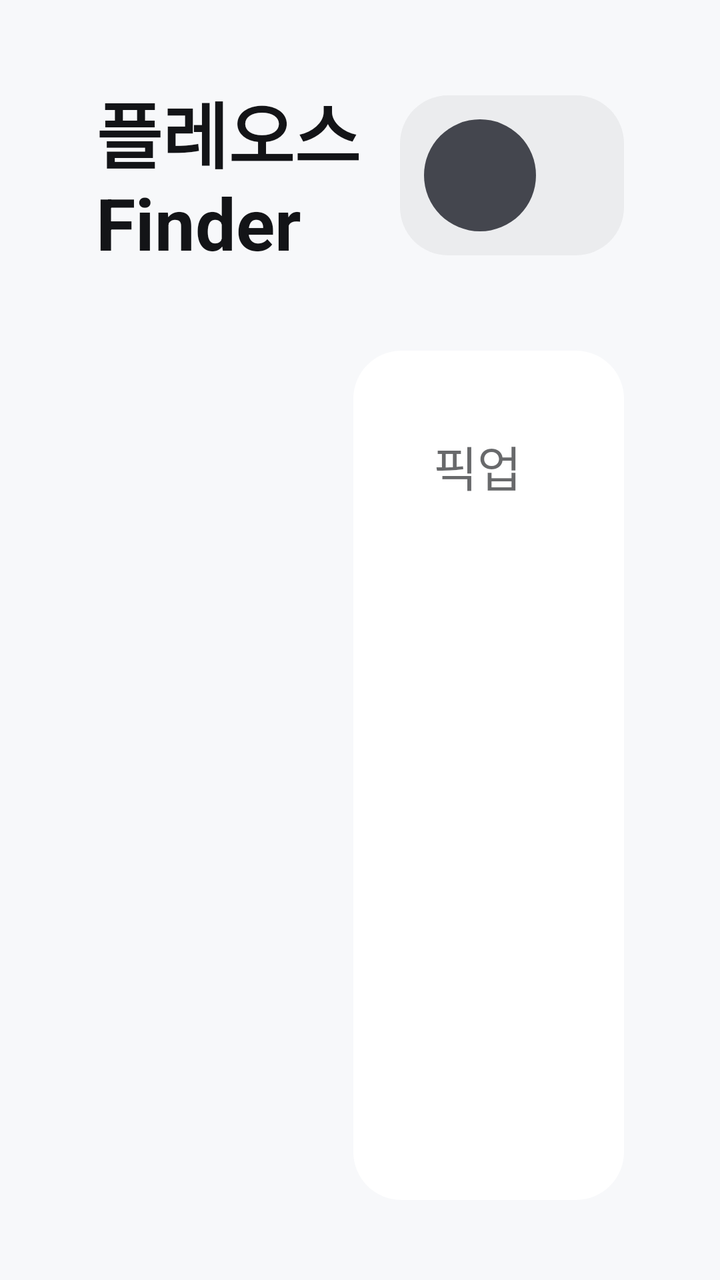
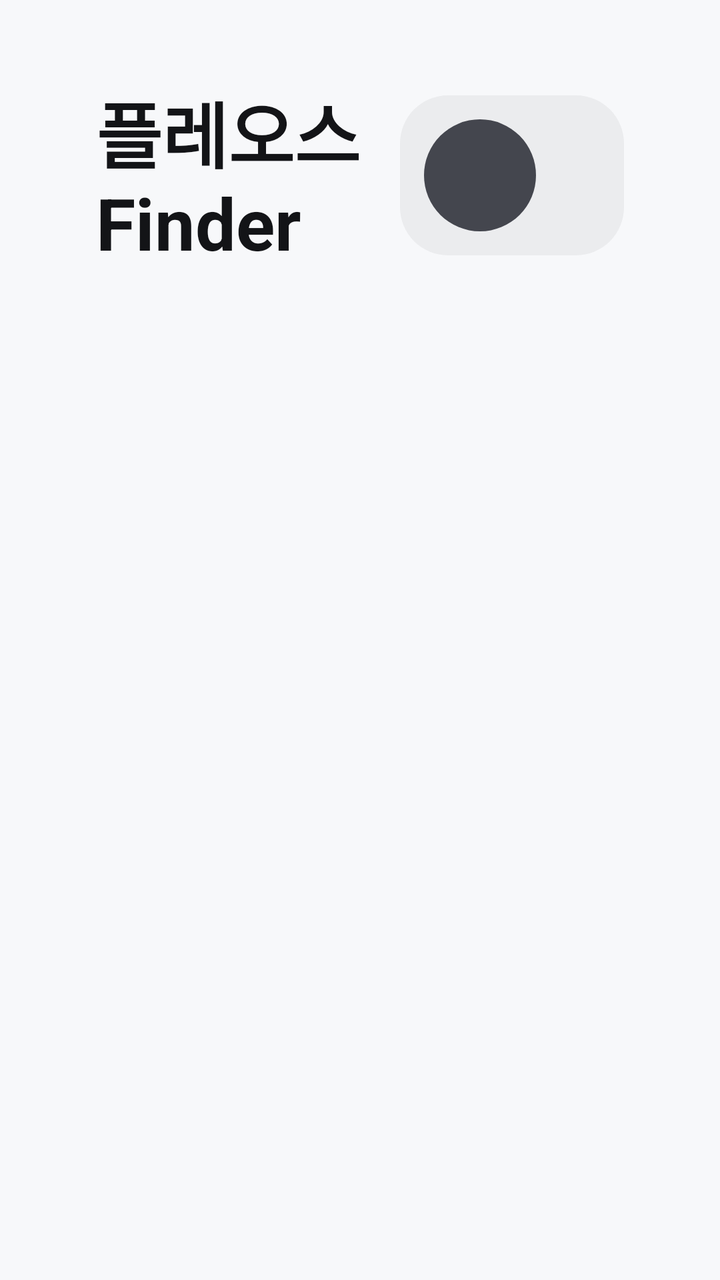

An Android layout rendered at two revisions. The XML below is the earlier revision; the diff shows what the commit changed to produce the second picture.
<!-- AndroidManifest.xml: application theme Theme.PleosFinder -->
<!-- res/layout/activity_main.xml -->
<?xml version="1.0" encoding="utf-8"?>
<FrameLayout xmlns:android="http://schemas.android.com/apk/res/android"
    xmlns:app="http://schemas.android.com/apk/res-auto"
    android:layout_width="match_parent"
    android:layout_height="match_parent"
    android:background="@color/pleos_background_primary">

    <LinearLayout
        android:layout_width="match_parent"
        android:layout_height="match_parent"
        android:orientation="vertical"
        android:paddingStart="48dp"
        android:paddingTop="40dp"
        android:paddingEnd="48dp"
        android:paddingBottom="40dp">

        <LinearLayout
            android:layout_width="match_parent"
            android:layout_height="wrap_content"
            android:gravity="center_vertical"
            android:orientation="horizontal">

            <TextView
                android:layout_width="0dp"
                android:layout_height="wrap_content"
                android:layout_weight="1"
                android:text="@string/app_title"
                android:textAppearance="@style/TextAppearance.Pleos.Title" />

            
            <LinearLayout
                android:id="@+id/profileChip"
                android:layout_width="wrap_content"
                android:layout_height="80dp"
                android:background="@drawable/pleos_bg_button_basic"
                android:gravity="center_vertical"
                android:orientation="horizontal"
                android:paddingStart="12dp"
                android:paddingEnd="28dp"
                android:stateListAnimator="@animator/pleos_press_scale">

                <TextView
                    android:id="@+id/profileAvatar"
                    android:layout_width="56dp"
                    android:layout_height="56dp"
                    android:background="@drawable/pleos_bg_avatar"
                    android:backgroundTint="@color/pleos_button_filled_enabled"
                    android:gravity="center"
                    android:textAppearance="@style/TextAppearance.Pleos.Label"
                    android:textColor="@color/pleos_text_on_filled"
                    android:textStyle="bold" />

                <TextView
                    android:id="@+id/profileName"
                    android:layout_width="wrap_content"
                    android:layout_height="wrap_content"
                    android:layout_marginStart="16dp"
                    android:textAppearance="@style/TextAppearance.Pleos.Label"
                    android:textColor="@color/pleos_text_primary" />
            </LinearLayout>
        </LinearLayout>

        <LinearLayout
            android:layout_width="match_parent"
            android:layout_height="0dp"
            android:layout_marginTop="8dp"
            android:layout_weight="1"
            android:orientation="horizontal">

            
            <ScrollView
                android:layout_width="0dp"
                android:layout_height="match_parent"
                android:layout_weight="5"
                android:scrollbars="none">

                <LinearLayout
                    android:id="@+id/listContainer"
                    android:layout_width="match_parent"
                    android:layout_height="wrap_content"
                    android:orientation="vertical" />
            </ScrollView>

            <FrameLayout
                android:layout_width="0dp"
                android:layout_height="match_parent"
                android:layout_marginStart="32dp"
                android:layout_marginTop="32dp"
                android:layout_weight="7">

                
                <LinearLayout
                    android:id="@+id/pickupPanel"
                    style="@style/Widget.Pleos.Card"
                    android:layout_width="match_parent"
                    android:layout_height="match_parent">

                    <TextView
                        android:layout_width="wrap_content"
                        android:layout_height="wrap_content"
                        android:text="@string/section_pickup"
                        android:textAppearance="@style/TextAppearance.Pleos.Label" />

                    <LinearLayout
                        android:layout_width="match_parent"
                        android:layout_height="wrap_content"
                        android:layout_marginTop="8dp"
                        android:gravity="center_vertical"
                        android:orientation="horizontal">

                        <TextView
                            android:id="@+id/pickupHeadline"
                            android:layout_width="0dp"
                            android:layout_height="wrap_content"
                            android:layout_weight="1"
                            android:textAppearance="@style/TextAppearance.Pleos.Headline" />

                        <com.google.android.material.progressindicator.CircularProgressIndicator
                            android:id="@+id/pickupProgress"
                            android:layout_width="wrap_content"
                            android:layout_height="wrap_content"
                            android:indeterminate="true"
                            android:visibility="gone"
                            app:indicatorColor="@color/pleos_text_tertiary"
                            app:indicatorSize="56dp"
                            app:trackThickness="6dp" />
                    </LinearLayout>

                    <TextView
                        android:id="@+id/pickupDetail"
                        android:layout_width="match_parent"
                        android:layout_height="wrap_content"
                        android:layout_marginTop="16dp"
                        android:textAppearance="@style/TextAppearance.Pleos.Body" />

                    <LinearLayout
                        android:id="@+id/pickupMetrics"
                        android:layout_width="match_parent"
                        android:layout_height="wrap_content"
                        android:layout_marginTop="48dp"
                        android:orientation="horizontal"
                        android:visibility="gone">

                        <LinearLayout
                            android:layout_width="0dp"
                            android:layout_height="wrap_content"
                            android:layout_weight="1"
                            android:orientation="vertical">

                            <TextView
                                android:id="@+id/remainDistance"
                                android:layout_width="wrap_content"
                                android:layout_height="wrap_content"
                                android:textAppearance="@style/TextAppearance.Pleos.Headline" />

                            <TextView
                                android:layout_width="wrap_content"
                                android:layout_height="wrap_content"
                                android:text="@string/label_remain_distance"
                                android:textAppearance="@style/TextAppearance.Pleos.Label" />
                        </LinearLayout>

                        <LinearLayout
                            android:layout_width="0dp"
                            android:layout_height="wrap_content"
                            android:layout_weight="1"
                            android:orientation="vertical">

                            <TextView
                                android:id="@+id/remainTime"
                                android:layout_width="wrap_content"
                                android:layout_height="wrap_content"
                                android:textAppearance="@style/TextAppearance.Pleos.Headline" />

                            <TextView
                                android:layout_width="wrap_content"
                                android:layout_height="wrap_content"
                                android:text="@string/label_remain_time"
                                android:textAppearance="@style/TextAppearance.Pleos.Label" />
                        </LinearLayout>
                    </LinearLayout>

                    <Space
                        android:layout_width="match_parent"
                        android:layout_height="0dp"
                        android:layout_weight="1" />

                    <Button
                        android:id="@+id/pickupActionButton"
                        style="@style/Widget.Pleos.Button.Basic"
                        android:layout_width="match_parent"
                        android:layout_height="wrap_content"
                        android:visibility="gone" />
                </LinearLayout>

                
                <LinearLayout
                    android:id="@+id/groupPanel"
                    style="@style/Widget.Pleos.Card"
                    android:layout_width="match_parent"
                    android:layout_height="match_parent"
                    android:visibility="gone">

                    <LinearLayout
                        android:layout_width="match_parent"
                        android:layout_height="wrap_content"
                        android:gravity="center_vertical"
                        android:orientation="horizontal">

                        <TextView
                            android:id="@+id/groupName"
                            android:layout_width="0dp"
                            android:layout_height="wrap_content"
                            android:layout_weight="1"
                            android:textAppearance="@style/TextAppearance.Pleos.Headline" />

                        <Button
                            android:id="@+id/groupCloseButton"
                            style="@style/Widget.Pleos.Button.Basic"
                            android:layout_width="wrap_content"
                            android:layout_height="wrap_content"
                            android:text="@string/action_close" />
                    </LinearLayout>

                    <ScrollView
                        android:layout_width="match_parent"
                        android:layout_height="0dp"
                        android:layout_marginTop="16dp"
                        android:layout_weight="1"
                        android:scrollbars="none">

                        <LinearLayout
                            android:id="@+id/groupMembers"
                            android:layout_width="match_parent"
                            android:layout_height="wrap_content"
                            android:orientation="vertical" />
                    </ScrollView>

                    
                    <LinearLayout
                        android:id="@+id/groupInviteBox"
                        android:layout_width="match_parent"
                        android:layout_height="wrap_content"
                        android:layout_marginTop="16dp"
                        android:orientation="horizontal"
                        android:visibility="gone">

                        <Button
                            android:id="@+id/groupAcceptButton"
                            style="@style/Widget.Pleos.Button.Filled"
                            android:layout_width="0dp"
                            android:layout_height="wrap_content"
                            android:layout_weight="1"
                            android:text="@string/action_join_group" />

                        <Button
                            android:id="@+id/groupDeclineButton"
                            style="@style/Widget.Pleos.Button.Basic"
                            android:layout_width="0dp"
                            android:layout_height="wrap_content"
                            android:layout_marginStart="24dp"
                            android:layout_weight="1"
                            android:text="@string/action_decline" />
                    </LinearLayout>

                    
                    <LinearLayout
                        android:id="@+id/groupShareBox"
                        android:layout_width="match_parent"
                        android:layout_height="wrap_content"
                        android:layout_marginTop="16dp"
                        android:orientation="vertical">

                        <TextView
                            android:id="@+id/groupShareTitle"
                            android:layout_width="wrap_content"
                            android:layout_height="wrap_content"
                            android:textAppearance="@style/TextAppearance.Pleos.Label" />

                        <LinearLayout
                            android:layout_width="match_parent"
                            android:layout_height="wrap_content"
                            android:layout_marginTop="12dp"
                            android:gravity="center_vertical"
                            android:orientation="horizontal">

                            <RadioGroup
                                android:id="@+id/groupShareGroup"
                                android:layout_width="0dp"
                                android:layout_height="@dimen/pleos_segment_height"
                                android:layout_weight="1"
                                android:background="@drawable/pleos_bg_segment_container"
                                android:orientation="horizontal"
                                android:padding="@dimen/pleos_segment_inset">

                                <RadioButton
                                    android:id="@+id/groupShareAlways"
                                    style="@style/Widget.Pleos.Segment"
                                    android:text="@string/permission_always" />

                                <RadioButton
                                    android:id="@+id/groupShareTemporary"
                                    style="@style/Widget.Pleos.Segment"
                                    android:text="@string/permission_temporary" />

                                <RadioButton
                                    android:id="@+id/groupShareOff"
                                    style="@style/Widget.Pleos.Segment"
                                    android:text="@string/permission_off" />
                            </RadioGroup>

                            <Button
                                android:id="@+id/groupExtendButton"
                                style="@style/Widget.Pleos.Button.Basic"
                                android:layout_width="wrap_content"
                                android:layout_height="wrap_content"
                                android:layout_marginStart="24dp"
                                android:text="@string/action_extend_30" />
                        </LinearLayout>

                        <TextView
                            android:id="@+id/groupShareDetail"
                            android:layout_width="match_parent"
                            android:layout_height="wrap_content"
                            android:layout_marginTop="12dp"
                            android:textAppearance="@style/TextAppearance.Pleos.BodySmall" />

                        <Button
                            android:id="@+id/groupInviteButton"
                            style="@style/Widget.Pleos.Button.Basic"
                            android:layout_width="match_parent"
                            android:layout_height="wrap_content"
                            android:layout_marginTop="24dp"
                            android:text="@string/action_invite_from_contacts" />
                    </LinearLayout>
                </LinearLayout>
            </FrameLayout>
        </LinearLayout>
    </LinearLayout>

    <TextView
        android:id="@+id/toast"
        style="@style/Widget.Pleos.Toast"
        android:layout_width="wrap_content"
        android:layout_height="wrap_content"
        android:layout_gravity="bottom|center_horizontal"
        android:layout_margin="@dimen/pleos_toast_margin"
        android:visibility="gone" />

</FrameLayout>
<!-- resources referenced by this layout -->
<resources>
  <color name="pleos_text_primary">#FF131417</color>
  <color name="pleos_text_tertiary">#A3131417</color>
  <dimen name="pleos_segment_height">100dp</dimen>
  <dimen name="pleos_segment_inset">8dp</dimen>
  <dimen name="pleos_toast_margin">24dp</dimen>
  <string name="action_close">닫기</string>
  <string name="action_decline">거절</string>
  <string name="action_extend_30">+30분</string>
  <string name="action_join_group">그룹 참여</string>
  <string name="app_title">플레오스 Finder</string>
  <string name="label_remain_distance">남은 거리</string>
  <string name="label_remain_time">도착까지</string>
  <string name="permission_always">항상 허용</string>
  <string name="permission_off">끄기</string>
  <string name="permission_temporary">일시적 허용</string>
  <string name="section_pickup">픽업</string>
  <style name="Theme.PleosFinder" parent="Theme.MaterialComponents.DayNight.NoActionBar">
          <item name="colorPrimary">@color/pleos_basic_600</item>
          <item name="colorPrimaryVariant">@color/pleos_basic_700</item>
          <item name="colorOnPrimary">@color/pleos_text_on_filled</item>
          <item name="colorSecondary">@color/pleos_informative_active</item>
          <item name="colorOnSecondary">@color/pleos_basic_00</item>
          <item name="android:colorBackground">@color/pleos_background_primary</item>
          <item name="android:windowBackground">@color/pleos_background_primary</item>
          <item name="android:textColorPrimary">@color/pleos_text_primary</item>
          <item name="android:textColorSecondary">@color/pleos_text_secondary</item>
          <item name="android:statusBarColor">@color/pleos_background_primary</item>
      </style>
  <color name="pleos_basic_50">#F7F8FA</color>
  <color name="pleos_basic_600">#44464E</color>
  <dimen name="pleos_segment_radius">50dp</dimen>
  <dimen name="pleos_text_body">28sp</dimen>
  <dimen name="pleos_text_body_small">26sp</dimen>
  <dimen name="pleos_text_headline">48sp</dimen>
  <dimen name="pleos_text_label">24sp</dimen>
  <dimen name="pleos_text_title">36sp</dimen>
  <dimen name="pleos_card_padding">40dp</dimen>
  <color name="pleos_toast_text">#FFFFFFFF</color>
  <dimen name="pleos_toast_max_width">792dp</dimen>
  <color name="pleos_basic_700">#313236</color>
  <color name="pleos_basic_00">#FFFFFF</color>
  <color name="pleos_basic_100">#EDEEF2</color>
  <dimen name="pleos_card_radius">24dp</dimen>
  <dimen name="pleos_toast_radius">16dp</dimen>
  <!-- unchanged entries left out for length: 38 -->
</resources>

<!-- the commit's change to res/layout/activity_main.xml (unified diff, before → after) -->
@@ -60,18 +60,118 @@
             </LinearLayout>
         </LinearLayout>
 
+        
         <LinearLayout
+            android:id="@+id/pickupStrip"
+            android:layout_width="match_parent"
+            android:layout_height="wrap_content"
+            android:layout_marginTop="24dp"
+            android:background="@drawable/pleos_bg_card"
+            android:gravity="center_vertical"
+            android:orientation="horizontal"
+            android:paddingStart="40dp"
+            android:paddingTop="24dp"
+            android:paddingEnd="24dp"
+            android:paddingBottom="24dp"
+            android:visibility="gone">
+
+            <com.google.android.material.progressindicator.CircularProgressIndicator
+                android:id="@+id/pickupProgress"
+                android:layout_width="wrap_content"
+                android:layout_height="wrap_content"
+                android:layout_marginEnd="24dp"
+                android:indeterminate="true"
+                android:visibility="gone"
+                app:indicatorColor="@color/pleos_text_tertiary"
+                app:indicatorSize="48dp"
+                app:trackThickness="6dp" />
+
+            <LinearLayout
+                android:layout_width="0dp"
+                android:layout_height="wrap_content"
+                android:layout_weight="1"
+                android:orientation="vertical">
+
+                <TextView
+                    android:id="@+id/pickupHeadline"
+                    android:layout_width="wrap_content"
+                    android:layout_height="wrap_content"
+                    android:textAppearance="@style/TextAppearance.Pleos.Title" />
+
+                <TextView
+                    android:id="@+id/pickupDetail"
+                    android:layout_width="wrap_content"
+                    android:layout_height="wrap_content"
+                    android:layout_marginTop="4dp"
+                    android:textAppearance="@style/TextAppearance.Pleos.BodySmall" />
+            </LinearLayout>
+
+            <LinearLayout
+                android:id="@+id/pickupMetrics"
+                android:layout_width="wrap_content"
+                android:layout_height="wrap_content"
+                android:orientation="horizontal"
+                android:visibility="gone">
+
+                <LinearLayout
+                    android:layout_width="wrap_content"
+                    android:layout_height="wrap_content"
+                    android:minWidth="180dp"
+                    android:orientation="vertical">
+
+                    <TextView
+                        android:id="@+id/remainDistance"
+                        android:layout_width="wrap_content"
+                        android:layout_height="wrap_content"
+                        android:textAppearance="@style/TextAppearance.Pleos.Title" />
+
+                    <TextView
+                        android:layout_width="wrap_content"
+                        android:layout_height="wrap_content"
+                        android:text="@string/label_remain_distance"
+                        android:textAppearance="@style/TextAppearance.Pleos.Label" />
+                </LinearLayout>
+
+                <LinearLayout
+                    android:layout_width="wrap_content"
+                    android:layout_height="wrap_content"
+                    android:minWidth="180dp"
+                    android:orientation="vertical">
+
+                    <TextView
+                        android:id="@+id/remainTime"
+                        android:layout_width="wrap_content"
+                        android:layout_height="wrap_content"
+                        android:textAppearance="@style/TextAppearance.Pleos.Title" />
+
+                    <TextView
+                        android:layout_width="wrap_content"
+                        android:layout_height="wrap_content"
+                        android:text="@string/label_remain_time"
+                        android:textAppearance="@style/TextAppearance.Pleos.Label" />
+                </LinearLayout>
+            </LinearLayout>
+
+            <Button
+                android:id="@+id/pickupActionButton"
+                style="@style/Widget.Pleos.Button.Basic"
+                android:layout_width="wrap_content"
+                android:layout_height="wrap_content"
+                android:layout_marginStart="24dp" />
+        </LinearLayout>
+
+        
+        <LinearLayout
+            android:id="@+id/contentRow"
             android:layout_width="match_parent"
             android:layout_height="0dp"
-            android:layout_marginTop="8dp"
             android:layout_weight="1"
             android:orientation="horizontal">
 
-            
             <ScrollView
                 android:layout_width="0dp"
                 android:layout_height="match_parent"
-                android:layout_weight="5"
+                android:layout_weight="1"
                 android:scrollbars="none">
 
                 <LinearLayout
@@ -80,125 +180,16 @@
                     android:layout_height="wrap_content"
                     android:orientation="vertical" />
             </ScrollView>
-
-            <FrameLayout
-                android:layout_width="0dp"
-                android:layout_height="match_parent"
-                android:layout_marginStart="32dp"
-                android:layout_marginTop="32dp"
-                android:layout_weight="7">
-
-                
-                <LinearLayout
-                    android:id="@+id/pickupPanel"
-                    style="@style/Widget.Pleos.Card"
-                    android:layout_width="match_parent"
-                    android:layout_height="match_parent">
-
-                    <TextView
-                        android:layout_width="wrap_content"
-                        android:layout_height="wrap_content"
-                        android:text="@string/section_pickup"
-                        android:textAppearance="@style/TextAppearance.Pleos.Label" />
-
-                    <LinearLayout
-                        android:layout_width="match_parent"
-                        android:layout_height="wrap_content"
-                        android:layout_marginTop="8dp"
-                        android:gravity="center_vertical"
-                        android:orientation="horizontal">
-
-                        <TextView
-                            android:id="@+id/pickupHeadline"
-                            android:layout_width="0dp"
-                            android:layout_height="wrap_content"
-                            android:layout_weight="1"
-                            android:textAppearance="@style/TextAppearance.Pleos.Headline" />
-
-                        <com.google.android.material.progressindicator.CircularProgressIndicator
-                            android:id="@+id/pickupProgress"
-                            android:layout_width="wrap_content"
-                            android:layout_height="wrap_content"
-                            android:indeterminate="true"
-                            android:visibility="gone"
-                            app:indicatorColor="@color/pleos_text_tertiary"
-                            app:indicatorSize="56dp"
-                            app:trackThickness="6dp" />
-                    </LinearLayout>
-
-                    <TextView
-                        android:id="@+id/pickupDetail"
-                        android:layout_width="match_parent"
-                        android:layout_height="wrap_content"
-                        android:layout_marginTop="16dp"
-                        android:textAppearance="@style/TextAppearance.Pleos.Body" />
-
-                    <LinearLayout
-                        android:id="@+id/pickupMetrics"
-                        android:layout_width="match_parent"
-                        android:layout_height="wrap_content"
-                        android:layout_marginTop="48dp"
-                        android:orientation="horizontal"
-                        android:visibility="gone">
-
-                        <LinearLayout
-                            android:layout_width="0dp"
-                            android:layout_height="wrap_content"
-                            android:layout_weight="1"
-                            android:orientation="vertical">
-
-                            <TextView
-                                android:id="@+id/remainDistance"
-                                android:layout_width="wrap_content"
-                                android:layout_height="wrap_content"
-                                android:textAppearance="@style/TextAppearance.Pleos.Headline" />
-
-                            <TextView
-                                android:layout_width="wrap_content"
-                                android:layout_height="wrap_content"
-                                android:text="@string/label_remain_distance"
-                                android:textAppearance="@style/TextAppearance.Pleos.Label" />
-                        </LinearLayout>
-
-                        <LinearLayout
-                            android:layout_width="0dp"
-                            android:layout_height="wrap_content"
-                            android:layout_weight="1"
-                            android:orientation="vertical">
-
-                            <TextView
-                                android:id="@+id/remainTime"
-                                android:layout_width="wrap_content"
-                                android:layout_height="wrap_content"
-                                android:textAppearance="@style/TextAppearance.Pleos.Headline" />
-
-                            <TextView
-                                android:layout_width="wrap_content"
-                                android:layout_height="wrap_content"
-                                android:text="@string/label_remain_time"
-                                android:textAppearance="@style/TextAppearance.Pleos.Label" />
-                        </LinearLayout>
-                    </LinearLayout>
-
-                    <Space
-                        android:layout_width="match_parent"
-                        android:layout_height="0dp"
-                        android:layout_weight="1" />
-
-                    <Button
-                        android:id="@+id/pickupActionButton"
-                        style="@style/Widget.Pleos.Button.Basic"
-                        android:layout_width="match_parent"
-                        android:layout_height="wrap_content"
-                        android:visibility="gone" />
-                </LinearLayout>
 
                 
                 <LinearLayout
                     android:id="@+id/groupPanel"
                     style="@style/Widget.Pleos.Card"
-                    android:layout_width="match_parent"
+                    android:layout_width="0dp"
                     android:layout_height="match_parent"
+                    android:layout_marginStart="32dp"
+                    android:layout_marginTop="32dp"
+                    android:layout_weight="1"
                     android:visibility="gone">
 
                     <LinearLayout
@@ -334,7 +325,6 @@
                             android:text="@string/action_invite_from_contacts" />
                     </LinearLayout>
                 </LinearLayout>
-            </FrameLayout>
         </LinearLayout>
     </LinearLayout>
 
<!-- resource entries referenced after the edit -->
@@ -15,7 +15,6 @@
   <string name="permission_always">항상 허용</string>
   <string name="permission_off">끄기</string>
   <string name="permission_temporary">일시적 허용</string>
-  <string name="section_pickup">픽업</string>
   <style name="Theme.PleosFinder" parent="Theme.MaterialComponents.DayNight.NoActionBar">
           <item name="colorPrimary">@color/pleos_basic_600</item>
           <item name="colorPrimaryVariant">@color/pleos_basic_700</item>
@@ -27,11 +26,13 @@
           <item name="android:textColorPrimary">@color/pleos_text_primary</item>
           <item name="android:textColorSecondary">@color/pleos_text_secondary</item>
           <item name="android:statusBarColor">@color/pleos_background_primary</item>
+          <item name="alertDialogTheme">@style/ThemeOverlay.Pleos.Dialog</item>
       </style>
   <color name="pleos_basic_50">#F7F8FA</color>
   <color name="pleos_basic_600">#44464E</color>
   <dimen name="pleos_segment_radius">50dp</dimen>
   <dimen name="pleos_text_body">28sp</dimen>
+  <dimen name="pleos_text_title_small">32sp</dimen>
   <dimen name="pleos_text_body_small">26sp</dimen>
   <dimen name="pleos_text_headline">48sp</dimen>
   <dimen name="pleos_text_label">24sp</dimen>
@@ -41,9 +42,32 @@
   <dimen name="pleos_toast_max_width">792dp</dimen>
   <color name="pleos_basic_700">#313236</color>
   <color name="pleos_basic_00">#FFFFFF</color>
+  <style name="ThemeOverlay.Pleos.Dialog" parent="ThemeOverlay.MaterialComponents.Dialog.Alert">
+          <item name="android:windowTitleStyle">@style/Pleos.DialogTitle</item>
+          <item name="android:textAppearanceListItemSmall">@style/TextAppearance.Pleos.Body</item>
+          <item name="textAppearanceListItemSmall">@style/TextAppearance.Pleos.Body</item>
+          <item name="listPreferredItemHeightSmall">100dp</item>
+          <item name="listPreferredItemPaddingLeft">48dp</item>
+          <item name="listPreferredItemPaddingRight">48dp</item>
+          <item name="dialogPreferredPadding">48dp</item>
+          <item name="android:windowMinWidthMajor">50%</item>
+          <item name="android:windowMinWidthMinor">50%</item>
+          <item name="dialogCornerRadius">48dp</item>
+          <item name="android:colorBackground">@color/pleos_surface_basic</item>
+          <item name="buttonBarPositiveButtonStyle">@style/Widget.Pleos.Button.Filled</item>
+          <item name="buttonBarNegativeButtonStyle">@style/Widget.Pleos.Button.Basic</item>
+      </style>
   <color name="pleos_basic_100">#EDEEF2</color>
   <dimen name="pleos_card_radius">24dp</dimen>
   <dimen name="pleos_toast_radius">16dp</dimen>
+  <style name="Pleos.DialogTitle" parent="">
+          <item name="android:textAppearance">@style/TextAppearance.Pleos.TitleSmall</item>
+      </style>
+  <style name="TextAppearance.Pleos.TitleSmall" parent="">
+          <item name="android:textSize">@dimen/pleos_text_title_small</item>
+          <item name="android:textStyle">bold</item>
+          <item name="android:textColor">@color/pleos_text_primary</item>
+      </style>
   <!-- unchanged entries left out for length: 38 -->
 </resources>
 
